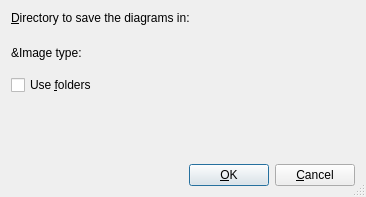
Old version of the form umbrello/dialogs/exportallviewsdialogbase.ui in the repository KDE/umbrello.
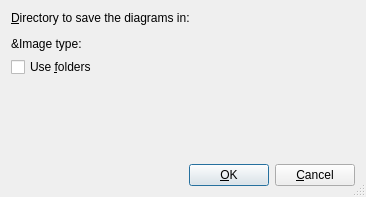
New version of the form. Custom widgets are drawn as their Qt base class.

Commit message: Fixes the addWidget of the combobox to the right layout.

```diff
--- a/umbrello/dialogs/exportallviewsdialogbase.ui
+++ b/umbrello/dialogs/exportallviewsdialogbase.ui
@@ -18,11 +18,6 @@
   <layout class="QVBoxLayout" >
    <item>
     <layout class="QVBoxLayout" >
-     <property name="spacing" >
-      <number>15</number>
-     </property>
-     <item>
-      <layout class="QVBoxLayout" >
        <item>
         <widget class="QLabel" name="kURLRequesterLabel" >
          <property name="toolTip" >
@@ -49,9 +44,9 @@
       </layout>
      </item>
      <item>
-      <layout class="QVBoxLayout" >
+    <layout class="QHBoxLayout" name="ui_imageTypeLayout">
        <item>
-        <widget class="QLabel" name="imageTypeLabel" >
+      <widget class="QLabel" name="ui_imageTypeLabel" >
          <property name="toolTip" >
           <string>The format that the images will be exported to</string>
          </property>
@@ -83,8 +78,6 @@
        </property>
       </widget>
      </item>
-    </layout>
-   </item>
    <item>
     <spacer>
      <property name="orientation" >
@@ -96,7 +89,7 @@
      <property name="sizeHint" >
       <size>
        <width>20</width>
-       <height>16</height>
+       <height>10</height>
       </size>
      </property>
     </spacer>
```
Lines whose indentation alone changed are shown as unchanged. The commit also changes 2 other files.
